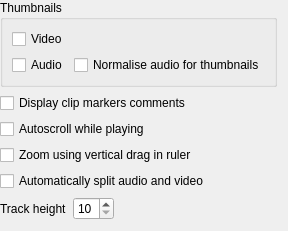
This is src/widgets/configtimeline_ui.ui in KDE/kdenlive as Qt 5 draws it before an edit. The edited form follows.
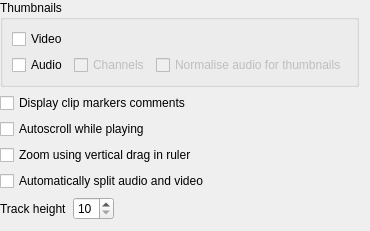
This is the edited form.

```diff
--- a/src/widgets/configtimeline_ui.ui
+++ b/src/widgets/configtimeline_ui.ui
@@ -6,7 +6,7 @@
    <rect>
     <x>0</x>
     <y>0</y>
-    <width>281</width>
+    <width>361</width>
     <height>222</height>
    </rect>
   </property>
@@ -39,8 +39,21 @@
           </property>
          </widget>
         </item>
+        <item>
+         <widget class="QCheckBox" name="kcfg_displayallchannels">
+          <property name="enabled">
+           <bool>false</bool>
+          </property>
+          <property name="text">
+           <string>Channels</string>
+          </property>
+         </widget>
+        </item>
         <item>
          <widget class="QCheckBox" name="kcfg_normaliseaudiothumbs">
+          <property name="enabled">
+           <bool>false</bool>
+          </property>
           <property name="text">
            <string>Normalise audio for thumbnails</string>
           </property>
```
Left out of the diff: 35 changed lines with no effect on the pictures.
